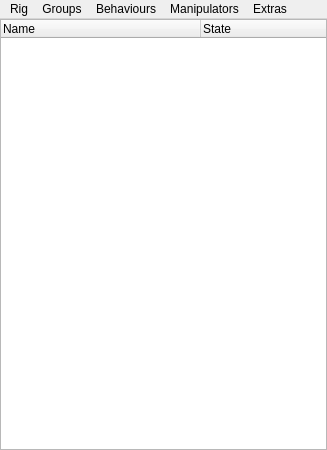
Old version of the form riglab/layout/ui/manager.ui in the repository csaez/riglab.
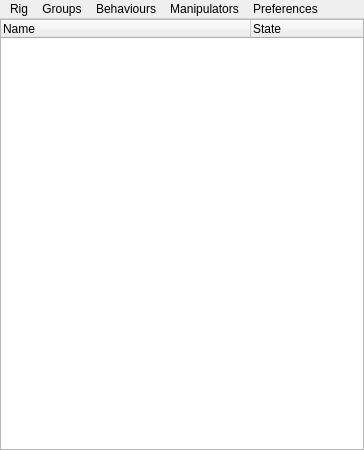
New version of the form.

```diff
--- a/riglab/layout/ui/manager.ui
+++ b/riglab/layout/ui/manager.ui
@@ -6,7 +6,7 @@
    <rect>
     <x>0</x>
     <y>0</y>
-    <width>327</width>
+    <width>364</width>
     <height>450</height>
    </rect>
   </property>
@@ -39,7 +39,7 @@
        <bool>false</bool>
       </property>
       <attribute name="headerDefaultSectionSize">
-       <number>200</number>
+       <number>250</number>
       </attribute>
       <column>
        <property name="text">
@@ -60,7 +60,7 @@
     <rect>
      <x>0</x>
      <y>0</y>
-     <width>327</width>
+     <width>364</width>
      <height>21</height>
     </rect>
    </property>
@@ -146,7 +146,7 @@
    </widget>
    <widget class="QMenu" name="extrasMenu">
     <property name="title">
-     <string>Extras</string>
+     <string>Preferences</string>
     </property>
     <addaction name="namingConvention"/>
     <addaction name="separator"/>
```
Left out of the diff: 24 changed lines with no effect on the pictures.
